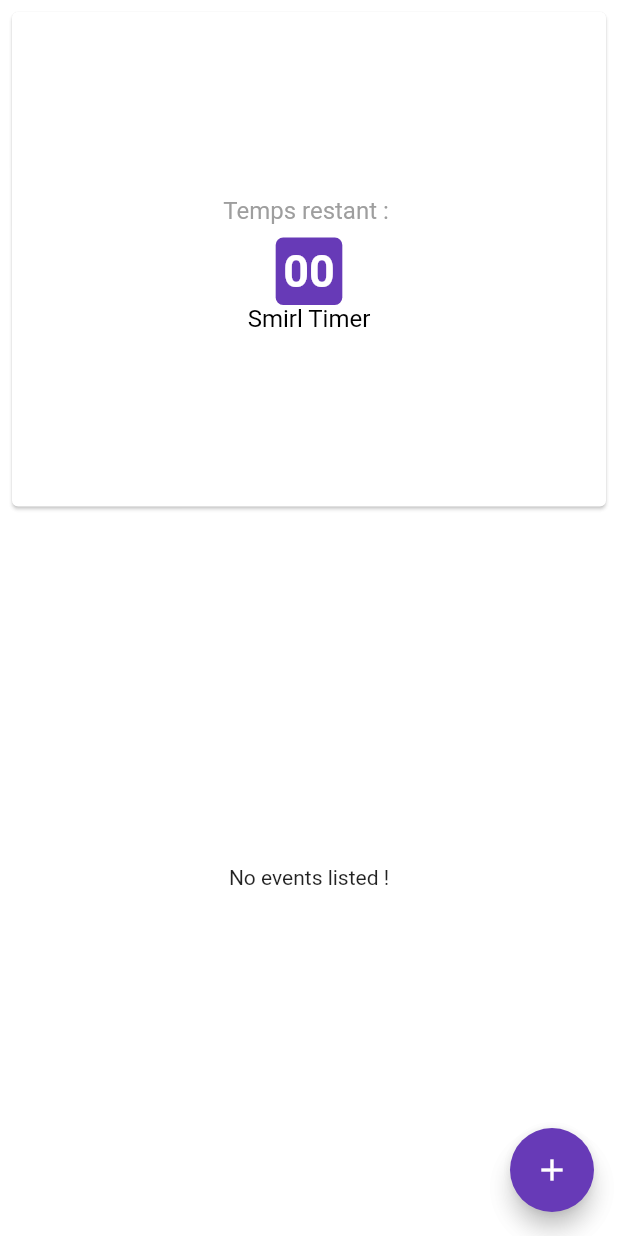
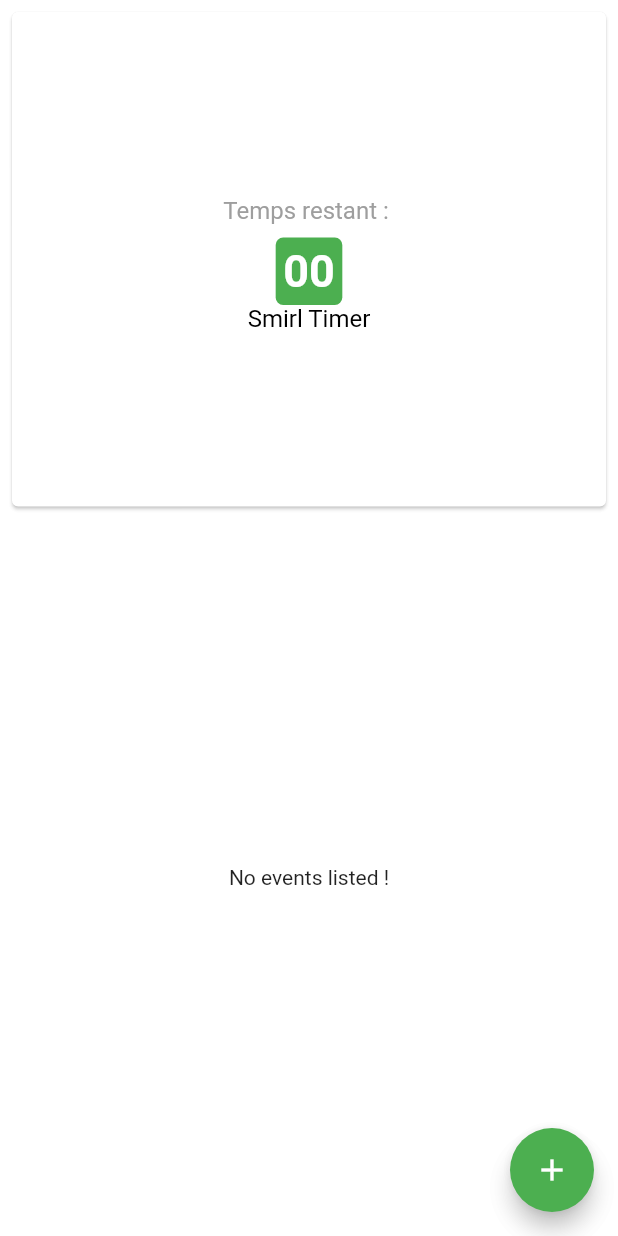
Before and after one commit to smirltech/timer, a Flutter app: the screen it shows after launch, on a phone screen of 412 x 824 dp. Run offline on Flutter 3.47's test engine with Material 2 defaults, Android fonts, the phone set to English and light mode, and no system bars; drawn by our look-alikes of animated_flip_counter; our stand-ins replace date_field, get, get_storage, google_fonts; Roboto replaces fonts that are missing (Monda).

Commit message:
changing display primary color

```diff
--- a/lib/main.dart
+++ b/lib/main.dart
@@ -21,7 +21,7 @@ class App extends StatelessWidget {
       debugShowCheckedModeBanner: false,
       title: 'Smirl Timer',
       theme: ThemeData(
-        primarySwatch: Colors.deepPurple,
+        primarySwatch: Colors.green,
         fontFamily: GoogleFonts.monda().fontFamily,
       ),
       home: HomeScreen(),
--- a/lib/src/app/screens/home/components/timer_block.dart
+++ b/lib/src/app/screens/home/components/timer_block.dart
@@ -2,22 +2,23 @@ import 'package:animated_flip_counter/animated_flip_counter.dart';
 import 'package:flutter/material.dart';
 
 class TimerBlock extends StatelessWidget {
-  const TimerBlock(
+  TimerBlock(
       {Key? key,
       required this.count,
       required this.suffix,
-      this.backgroundColor = Colors.deepPurple,
+      this.backgroundColor,
       this.textColor = Colors.white,
       this.fontSize = 30.0})
       : super(key: key);
   final int count;
   final String suffix;
-  final backgroundColor;
+  var backgroundColor;
   final textColor;
   final fontSize;
 
   @override
   Widget build(BuildContext context) {
+    backgroundColor ??= Theme.of(context).primaryColor;
     return Container(
       padding: const EdgeInsets.all(5),
       decoration: BoxDecoration(
--- a/lib/src/app/screens/home/home_screen.dart
+++ b/lib/src/app/screens/home/home_screen.dart
@@ -67,24 +67,30 @@ class HomeScreen extends StatelessWidget {
                               ),
                             if (_timerService.days.value > 0)
                               const SizedBox(width: 5),
-                            if (_timerService.hours.value > 0)
+                            if (_timerService.days.value > 0 ||
+                                _timerService.hours.value > 0)
                               TimerBlock(
                                 count: _timerService.hours.value,
                                 suffix: '',
                               ),
-                            if (_timerService.hours.value > 0)
+                            if (_timerService.days.value > 0 ||
+                                _timerService.hours.value > 0)
                               const Text(
                                 ':',
                                 style: TextStyle(
                                     fontSize: 30, fontWeight: FontWeight.bold),
                               ),
                             // const SizedBox(width: 5),
-                            if (_timerService.minutes.value > 0)
+                            if (_timerService.days.value > 0 ||
+                                _timerService.hours.value > 0 ||
+                                _timerService.minutes.value > 0)
                               TimerBlock(
                                 count: _timerService.minutes.value,
                                 suffix: '',
                               ),
-                            if (_timerService.minutes.value > 0)
+                            if (_timerService.days.value > 0 ||
+                                _timerService.hours.value > 0 ||
+                                _timerService.minutes.value > 0)
                               const Text(
                                 ':',
                                 style: TextStyle(
```
